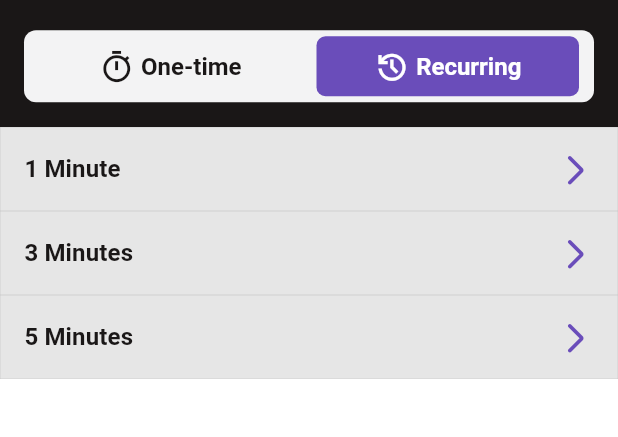
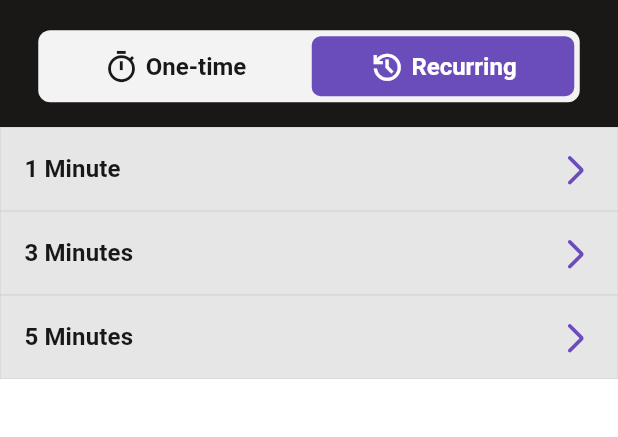
Before and after one commit to Sensornyy/noti, a Flutter app: the NotificationsScreen screen opened directly, after a tap on "Recurring", on a phone screen of 412 x 824 dp, the part 83-520 px from its top. Run offline on Flutter 3.47's test engine with Material 3 defaults, Android fonts, the phone set to English and light mode, and no system bars; our stand-ins replace flutter_bloc, flutter_local_notifications, freezed_annotation, pinput, timezone; generated files the repository leaves out were written again.

Commit message:
fix: bugfix

```diff
--- a/lib/features/notifications/presentation/widgets/notification_widget.dart
+++ b/lib/features/notifications/presentation/widgets/notification_widget.dart
@@ -119,6 +119,7 @@ class NotificationWidget extends StatelessWidget {
                   ),
                   const SizedBox(height: 20),
                   Row(
+                    mainAxisSize: MainAxisSize.max,
                     mainAxisAlignment: MainAxisAlignment.spaceBetween,
                     children: [
                       MainTextButton(onPressed: () {}, text: 'Select trigger 1'),
@@ -143,7 +144,7 @@ class NotificationWidget extends StatelessWidget {
       case NotificationType.fiveMinutes:
         return '5 Minutes';
       case NotificationType.oneTime:
-        return DateUtil.toFormattedStringFromDateTime(notification.time!);
+        return DateUtil.toFormattedStringFromDateTime(notification.time);
     }
   }
 }
--- a/lib/features/notifications/presentation/widgets/notifications_bar.dart
+++ b/lib/features/notifications/presentation/widgets/notifications_bar.dart
@@ -10,12 +10,14 @@ class NotificationsBar extends StatelessWidget {
   const NotificationsBar({Key? key}) : super(key: key);
 
   static const double _barRadius = 8.0;
+  static const double _barWidth = 361.0;
 
   @override
   Widget build(BuildContext context) {
     final bloc = BlocProvider.of<NotificationsBarBloc>(context);
 
     return Container(
+      width: _barWidth,
       height: AppTheme.barHeight,
       decoration: BoxDecoration(
         color: AppTheme.barBackground,
@@ -24,6 +26,7 @@ class NotificationsBar extends StatelessWidget {
       child: BlocBuilder<NotificationsBarBloc, NotificationsBarState>(
         builder: (context, state) {
           return Row(
+            mainAxisSize: MainAxisSize.min,
             mainAxisAlignment: MainAxisAlignment.spaceEvenly,
             children: [
               GestureDetector(
--- a/lib/features/notifications/presentation/widgets/notifications_bar_item.dart
+++ b/lib/features/notifications/presentation/widgets/notifications_bar_item.dart
@@ -14,7 +14,8 @@ class NotificationsBarItem extends StatelessWidget {
   final bool isSelected;
 
   static const double _padding = 4.0;
-  static const double _containerWidth = 175.0;
+  static const double _containerMinWidth = 152.0;
+  static const double _containerMaxWidth = 175.0;
   static const double _containerRadius = 6.0;
   static const double _containerHeight = 40.0;
 
@@ -22,9 +23,11 @@ class NotificationsBarItem extends StatelessWidget {
   Widget build(BuildContext context) {
     final containerColor = isSelected ? AppTheme.buttonActive : AppTheme.barBackground;
     final textOrIconColor = isSelected ? AppTheme.whiteTextColor : AppTheme.textColor;
+    final sizeWidth = MediaQuery.of(context).size.width;
+    final width = sizeWidth < 390 ? _containerMinWidth : _containerMaxWidth;
 
     return Container(
-      width: _containerWidth,
+      width: width,
       height: _containerHeight,
       decoration: BoxDecoration(
         color: containerColor,
```
Also changed, not shown: lib/core/shared_widgets/main_text_button.dart (+6 -2 lines).
